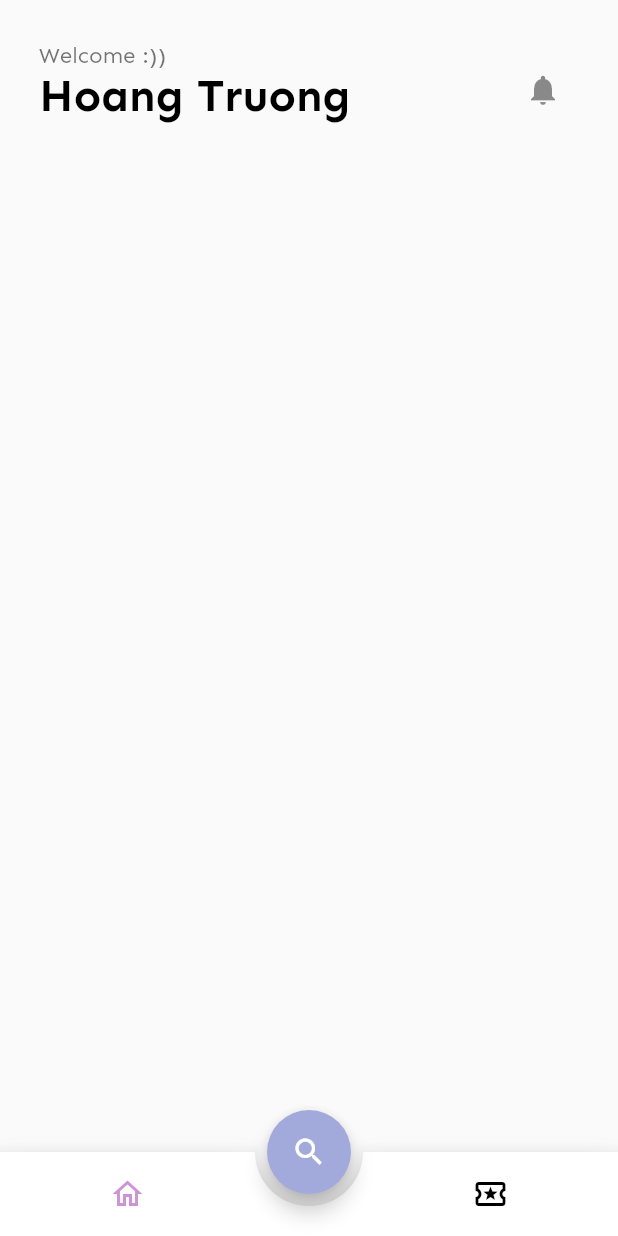
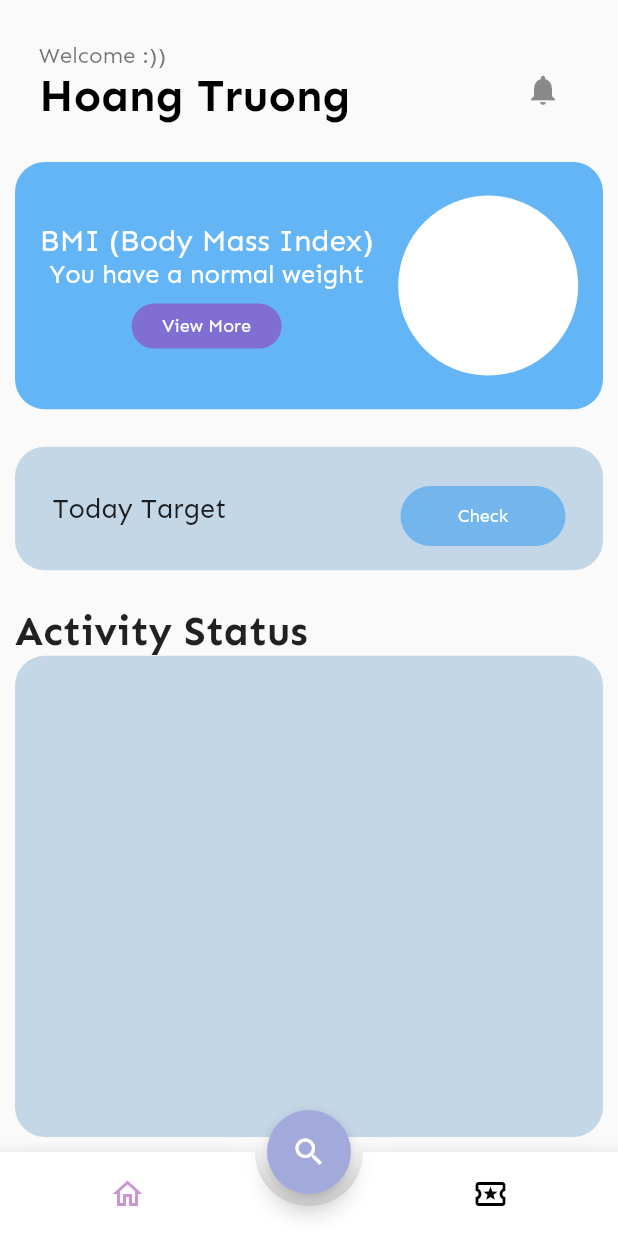
Before and after one commit to nguyenminhhung2011/GHealth, a Flutter app: the DashBoardScreen screen opened by its route, on a phone screen of 412 x 824 dp. Run offline on Flutter 3.47's test engine with Material 2 defaults, Android fonts, the phone set to English and light mode, and no system bars; drawn by our look-alikes of animated_bottom_navigation_bar; our stand-ins replace cloud_firestore, firebase_auth, firebase_core, firebase_storage, get, scroll_snap_list; accounts and stored records are empty.

Commit message:
Basis home screen

```diff
--- a/lib/apps/pages/dashboard/home_screen.dart
+++ b/lib/apps/pages/dashboard/home_screen.dart
@@ -45,9 +45,134 @@ class HomeScreen extends StatelessWidget {
               child: Column(
                 children: [
                   Container(
+                    height: _heightDevice * 0.2,
                     decoration: BoxDecoration(
-                      borderRadius: BorderRadius.circular(10),
-                      color: Color.fromARGB(255, 126, 183, 229),
+                      borderRadius: BorderRadius.circular(20),
+                      color: Colors.blue[300],
+                    ),
+                    child: Row(
+                      mainAxisAlignment: MainAxisAlignment.spaceEvenly,
+                      children: [
+                        Column(
+                          mainAxisAlignment: MainAxisAlignment.center,
+                          children: [
+                            const Text(
+                              'BMI (Body Mass Index)',
+                              style: TextStyle(
+                                fontFamily: 'Sen',
+                                fontSize: 20,
+                                fontWeight: FontWeight.w500,
+                                color: Colors.white,
+                              ),
+                            ),
+                            const Text(
+                              'You have a normal weight',
+                              style: TextStyle(
+                                fontFamily: 'Sen',
+                                fontSize: 17,
+                                color: Colors.white,
+                              ),
+                            ),
+                            InkWell(
+                              child: Container(
+                                margin: const EdgeInsets.only(top: 10),
+                                alignment: Alignment.center,
+                                height: 30,
+                                width: 100,
+                                decoration: BoxDecoration(
+                                  color: Colors.purple.withOpacity(0.5),
+                                  borderRadius: BorderRadius.circular(30),
+                                ),
+                                child: const Text(
+                                  'View More',
+                                  style: TextStyle(
+                                    fontFamily: 'Sen',
+                                    fontSize: 12,
+                                    color: Colors.white,
+                                  ),
+                                ),
+                              ),
+                              onTap: () {},
+                            )
+                          ],
+                        ),
+                        Container(
+                          width: 120,
+                          height: 120,
+                          decoration: const BoxDecoration(
+                            shape: BoxShape.circle,
+                            color: Colors.white,
+                          ),
+                        )
+                      ],
+                    ),
+                  ),
+                  Container(
+                    margin: const EdgeInsets.only(top: 25, bottom: 25),
+                    decoration: BoxDecoration(
+                      borderRadius: BorderRadius.circular(20),
+                      color: Color.fromARGB(255, 196, 215, 231),
+                    ),
+                    padding: const EdgeInsets.only(
+                      left: 25,
+                      right: 25,
+                    ),
+                    height: _heightDevice * 0.1,
+                    child: Row(
+                      mainAxisAlignment: MainAxisAlignment.spaceBetween,
+                      children: [
+                        const Text(
+                          'Today Target',
+                          style: TextStyle(
+                              fontFamily: 'Sen',
+                              fontSize: 18,
+                              fontWeight: FontWeight.w500),
+                        ),
+                        InkWell(
+                          child: Container(
+                            margin: const EdgeInsets.only(top: 10),
+                            alignment: Alignment.center,
+                            height: 40,
+                            width: 110,
+                            decoration: BoxDecoration(
+                              color: Colors.blue[500]!.withOpacity(0.5),
+                              borderRadius: BorderRadius.circular(30),
+                            ),
+                            child: const Text(
+                              'Check',
+                              style: TextStyle(
+                                fontFamily: 'Sen',
+                                fontSize: 12,
+                                color: Colors.white,
+                              ),
+                            ),
+                          ),
+                          onTap: () {},
+                        )
+                      ],
+                    ),
+                  ),
+                  Flexible(
+                    child: Column(
+                      crossAxisAlignment: CrossAxisAlignment.start,
+                      children: [
+                        const Text(
+                          'Activity Status',
+                          style: TextStyle(
+                            fontFamily: 'Sen',
+                            fontSize: 27,
+                            fontWeight: FontWeight.bold,
+                          ),
+                        ),
+                        Expanded(
+                          child: Container(
+                            decoration: BoxDecoration(
+                              borderRadius: BorderRadius.circular(20),
+                              color: const Color.fromARGB(255, 196, 215, 231),
+                            ),
+                          ),
+                        )
+                      ],
                     ),
                   ),
                 ],
```
